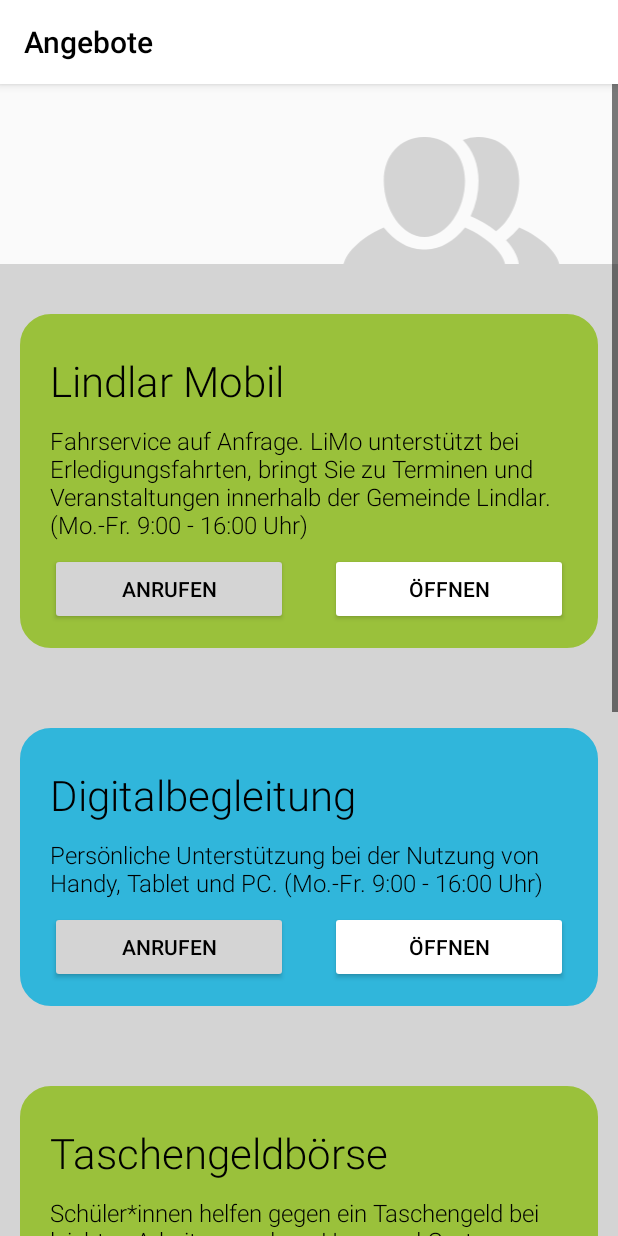
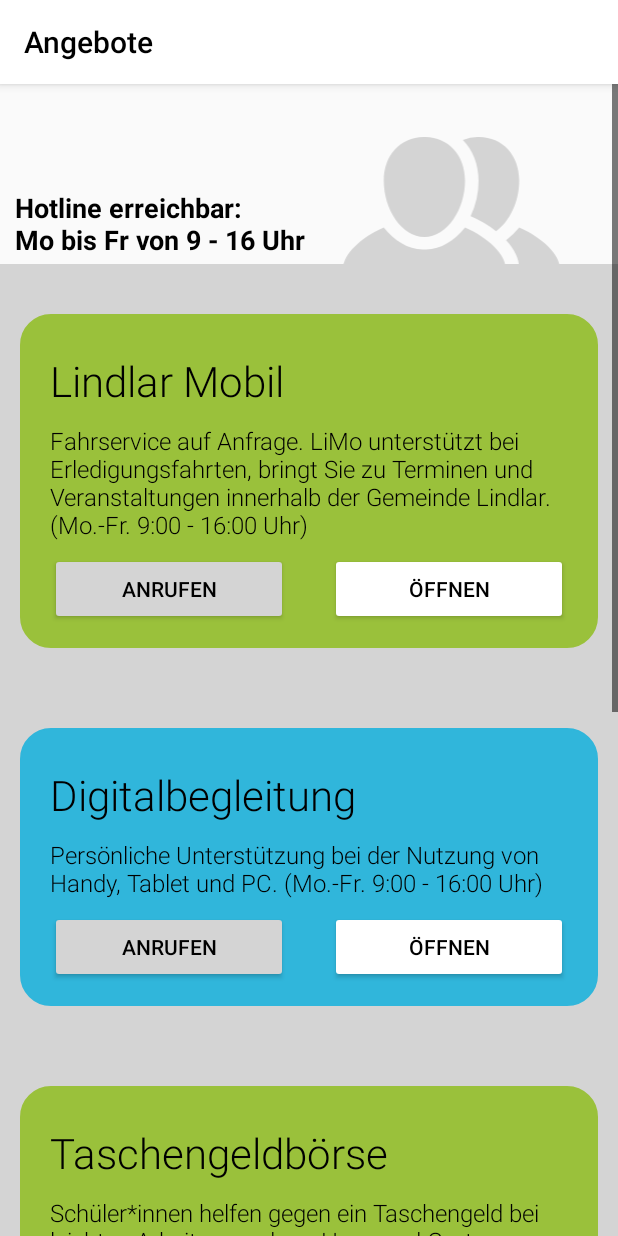
Before and after one commit to lindlar-verbindet/DingensKirchen-Android, an Android app: the VillageActivity screen opened directly, with no data from a screen before it, on a phone screen of 412 x 824 dp. Run offline under Robolectric (Android 15) with nearby library versions, the phone set to English and light mode, and no system bars.

Commit message:
Added Hint for Hotline to village activity

```diff
--- a/app/src/main/res/layout/activity_village.xml
+++ b/app/src/main/res/layout/activity_village.xml
@@ -24,6 +24,16 @@
         android:layout_marginTop="120dp"
         android:background="@color/primaryBackground"/>
 
+    <TextView
+        android:layout_width="wrap_content"
+        android:layout_height="wrap_content"
+        android:paddingTop="70dp"
+        android:paddingStart="10dp"
+        android:text="Hotline erreichbar: \nMo bis Fr von 9 - 16 Uhr"
+        android:textColor="@color/black"
+        android:textSize="18sp"
+        android:textStyle="bold"/>
+
     <ScrollView
         android:layout_width="match_parent"
         android:layout_height="match_parent"
```
